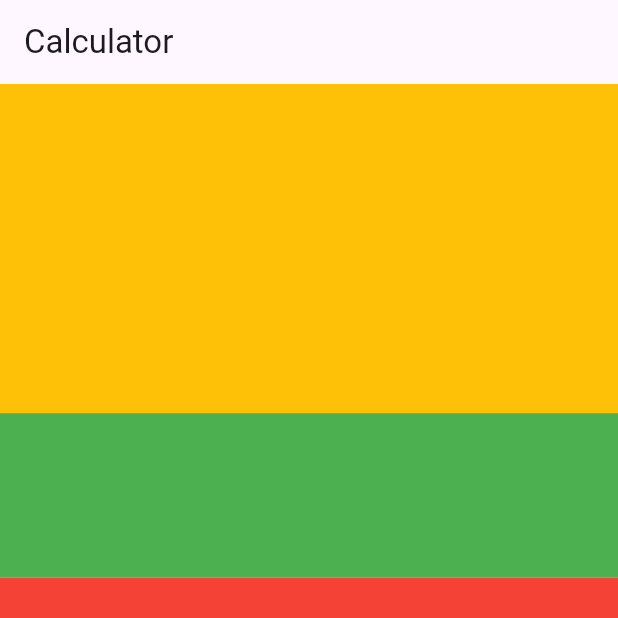
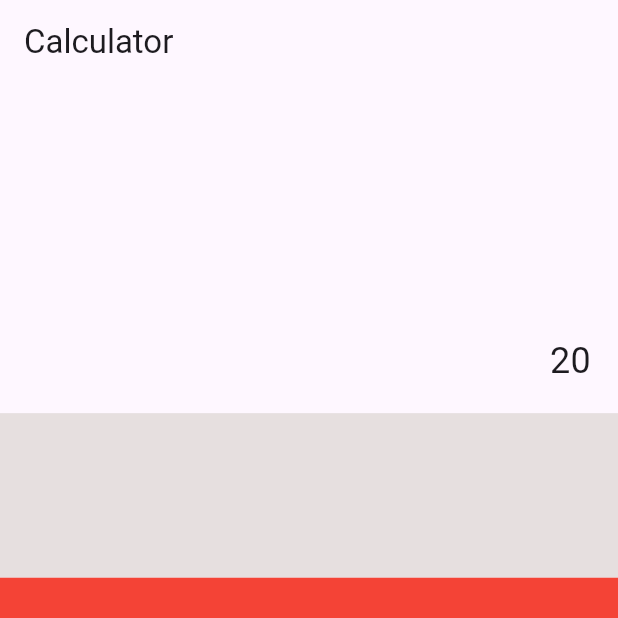
Before and after one commit to ChristianB85/calculator_app, a Flutter app: the screen it shows after launch, on a phone screen of 412 x 824 dp, the top half of it. Run offline on Flutter 3.47's test engine with Material 3 defaults, Android fonts, the phone set to English and light mode, and no system bars.

Commit message:
Added lint rules     prefer_const_constructors: true     prefer_const_literals_to_create_immutables: true

```diff
--- a/analysis_options.yaml
+++ b/analysis_options.yaml
@@ -23,6 +23,8 @@ linter:
   rules:
     # avoid_print: false  # Uncomment to disable the `avoid_print` rule
     # prefer_single_quotes: true  # Uncomment to enable the `prefer_single_quotes` rule
+      prefer_const_constructors: true
+      prefer_const_literals_to_create_immutables: true
 
 # Additional information about this file can be found at
 # https://dart.dev/guides/language/analysis-options
--- a/lib/main.dart
+++ b/lib/main.dart
@@ -27,8 +27,18 @@ class _CalculatorWidgetState extends State<CalculatorWidget> {
       appBar: AppBar(title: const Text("Calculator")),
       body: Column(
         children: [
-          Expanded(flex: 2, child: Container(color: Colors.amber)),
-          Expanded(flex: 1, child: Container(color: Colors.green)),
+          Expanded(
+            flex: 2,
+            child: Container(
+              padding: const EdgeInsets.all(18),
+              child: Text("20", style: const TextStyle(fontSize: 24)),
+              alignment: Alignment.bottomRight,
+            ),
+          ),
+          Expanded(
+            flex: 1,
+            child: Container(color: const Color.fromARGB(255, 230, 223, 223)),
+          ),
           Expanded(flex: 4, child: Container(color: Colors.red)),
         ],
       ),
```
